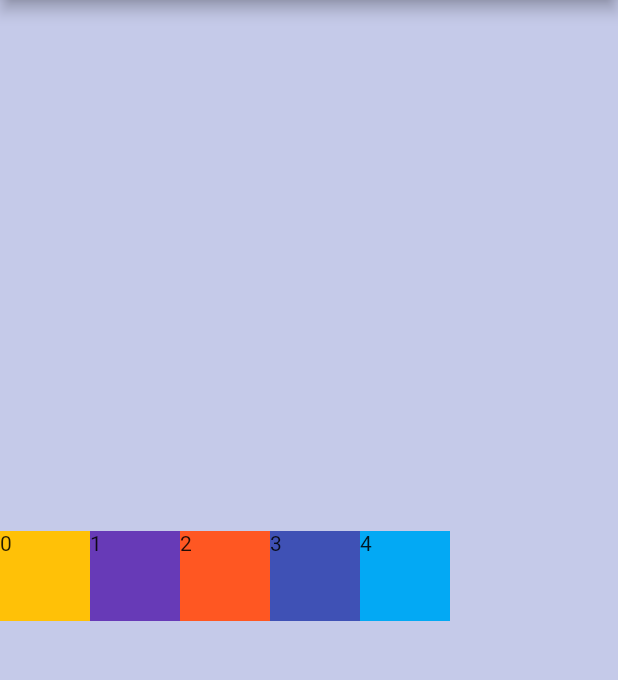
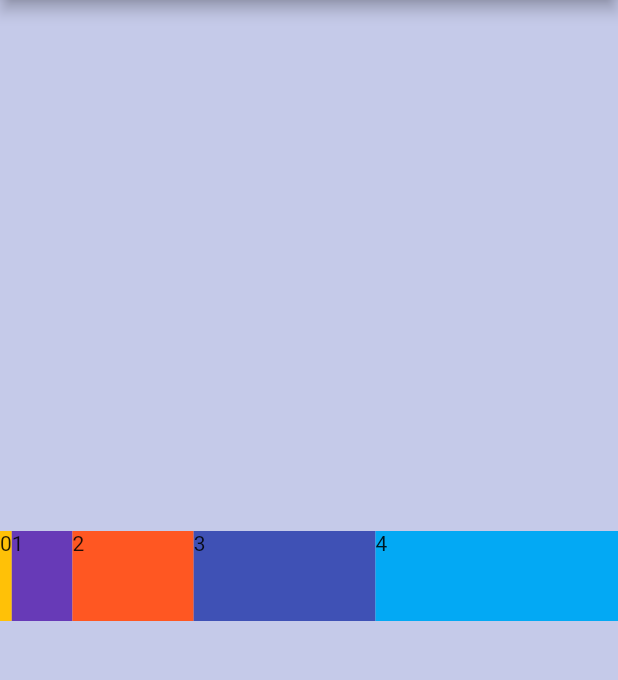
Before and after one commit to ChidiChuks/column_row_demo, a Flutter app: the screen it shows after launch, on a phone screen of 412 x 824 dp, the part 84-764 px from its top. Run offline on Flutter 3.47's test engine with Material 2 defaults, Android fonts, the phone set to English and light mode, and no system bars.

Commit message:
a flex property with expanded squares for rows container

```diff
--- a/lib/main.dart
+++ b/lib/main.dart
@@ -30,6 +30,10 @@ class Home extends StatelessWidget {
       width: sizeX,
       height: sizeY,
       child: Row(
+        // verticalDirection: VerticalDirection.up,
+        // textDirection: TextDirection.rtl,
+        // mainAxisAlignment: MainAxisAlignment.spaceAround,
+        // crossAxisAlignment: CrossAxisAlignment.center,
         children: createSquares(5)
       ),
     );
@@ -40,12 +44,14 @@ class Home extends StatelessWidget {
     List colors = [Colors.amber, Colors.deepPurple, Colors.deepOrange, Colors.indigo, Colors.lightBlue];
     List<Widget> squares = List<Widget>();
     while (i < numSquares) {
-      Container square = Container(
+      Expanded square = Expanded(
+        flex: i,
+        child: Container(
         color: colors[i],
-        width: 60,
+        // width: 60,
         height: 60,
         child: Text(i.toString()),
-      );
+      ) );
       i++;
       squares.add(square);
     }
```
